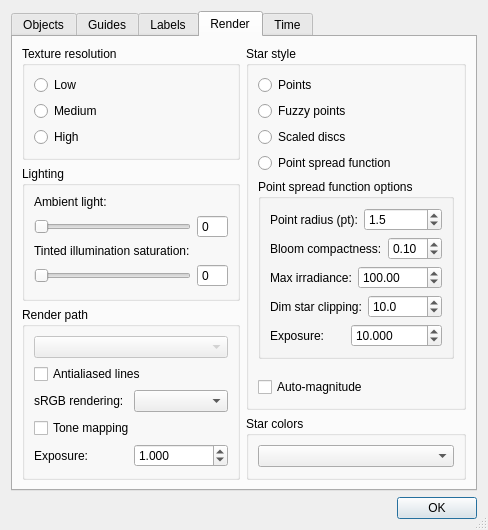
First picture: the form in src/celestia/qt/preferences.ui, repository CelestiaProject/Celestia, before the edit.
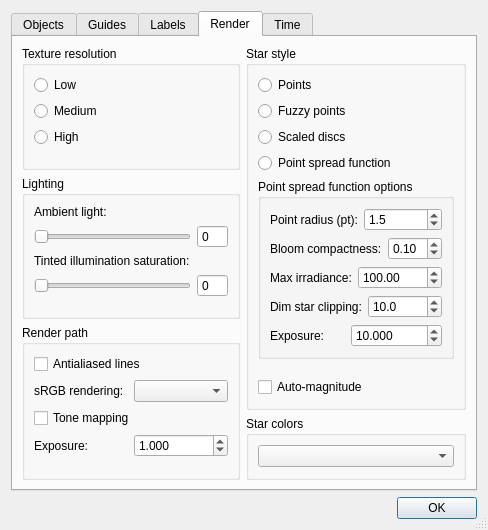
Second picture: the form after the edit. The open tabs and pages were chosen to show the change.

Commit message: Drop the vestigial OpenGL 2.1 render path selector from the Qt preferences

The edit to the form file:
```diff
--- a/src/celestia/qt/preferences.ui
+++ b/src/celestia/qt/preferences.ui
@@ -991,13 +991,6 @@
             <string>Render path</string>
            </property>
            <layout class="QVBoxLayout" name="verticalLayout_13">
-            <item>
-             <widget class="QComboBox" name="renderPathBox">
-              <property name="enabled">
-               <bool>false</bool>
-              </property>
-             </widget>
-            </item>
             <item>
              <widget class="QCheckBox" name="antialiasLinesCheck">
               <property name="text">
```
The commit also changes 2 other files.
